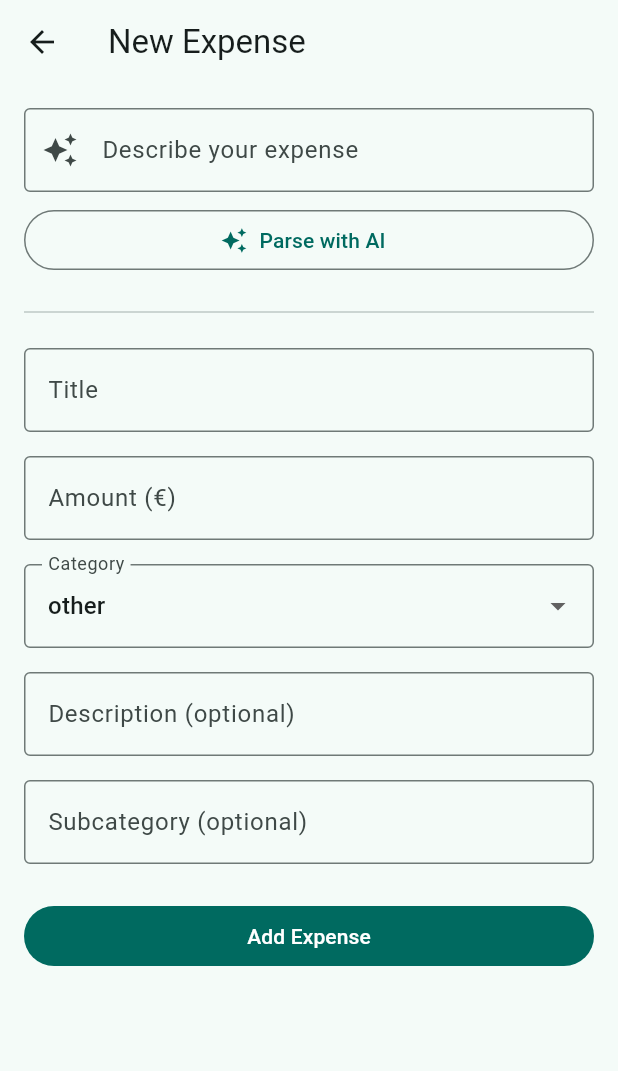
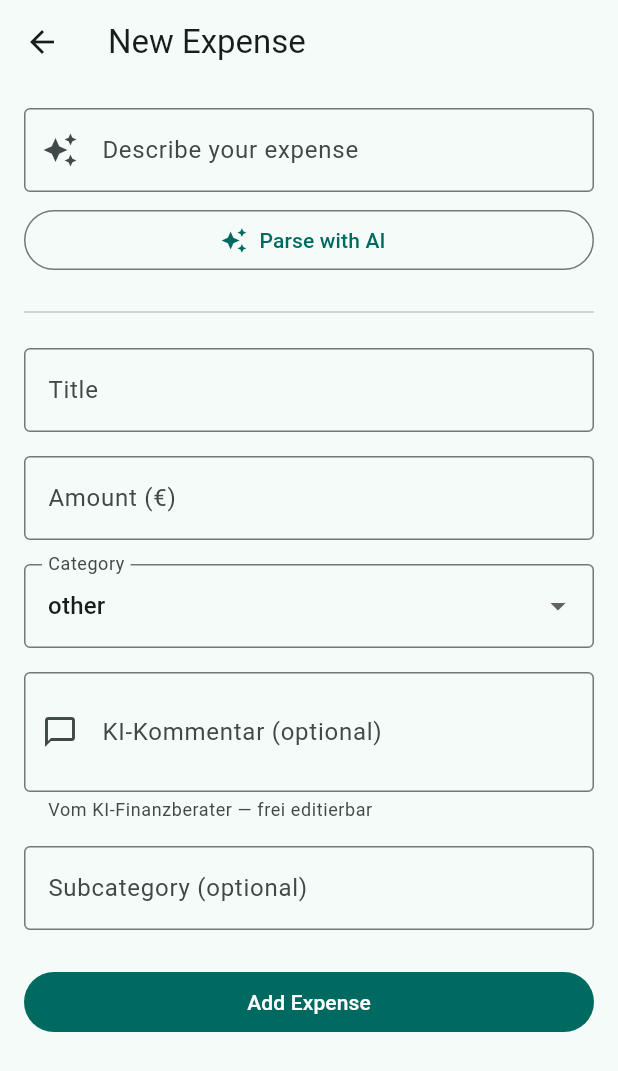
Before and after one commit to jms1133/26Q4-pwe-smartspend, a Flutter app: the ExpenseFormScreen screen opened directly, on a phone screen of 412 x 824 dp. Shown: the top 1071 px of the screen. Run offline on Flutter 3.47's test engine with Material 3 defaults, Android fonts, the phone set to English and light mode, and no system bars; our stand-ins replace fl_chart, shelf; missing offline and left inert: sqlite3; network calls fail.

Commit message:
Add AI subcategories and KI-Kommentare to expense classification

```diff
--- a/flutter_application/lib/main.dart
+++ b/flutter_application/lib/main.dart
@@ -380,6 +380,7 @@ class _ExpenseFormScreenState extends State<ExpenseFormScreen> {
         _titleController.text = parsed.title;
         _amountController.text = parsed.amount.toString();
         _subcategoryController.text = parsed.subcategory ?? '';
+        _descriptionController.text = parsed.description ?? '';
         _category = parsed.category;
         _categoryIsNew = !known
             .any((name) => name.toLowerCase() == parsed.category.toLowerCase());
@@ -515,9 +516,12 @@ class _ExpenseFormScreenState extends State<ExpenseFormScreen> {
               TextFormField(
                 controller: _descriptionController,
                 decoration: const InputDecoration(
-                  labelText: 'Description (optional)',
+                  labelText: 'KI-Kommentar (optional)',
+                  helperText: 'Vom KI-Finanzberater — frei editierbar',
+                  prefixIcon: Icon(Icons.chat_bubble_outline),
                   border: OutlineInputBorder(),
                 ),
+                maxLines: 2,
               ),
               const SizedBox(height: 16),
               TextFormField(
--- a/server_app/lib/handlers/expense_handlers.dart
+++ b/server_app/lib/handlers/expense_handlers.dart
@@ -231,6 +231,7 @@ void _logClassification({
       'parsed_title': input.title,
       'parsed_category': input.category,
       'parsed_subcategory': input.subcategory,
+      'parsed_description': input.description,
       'parsed_amount': input.amount,
       'was_new_category': wasNew,
     };
```
Also changed, not shown: server_app/lib/services/ai_service.dart (+28 -3 lines), 4 other files.
